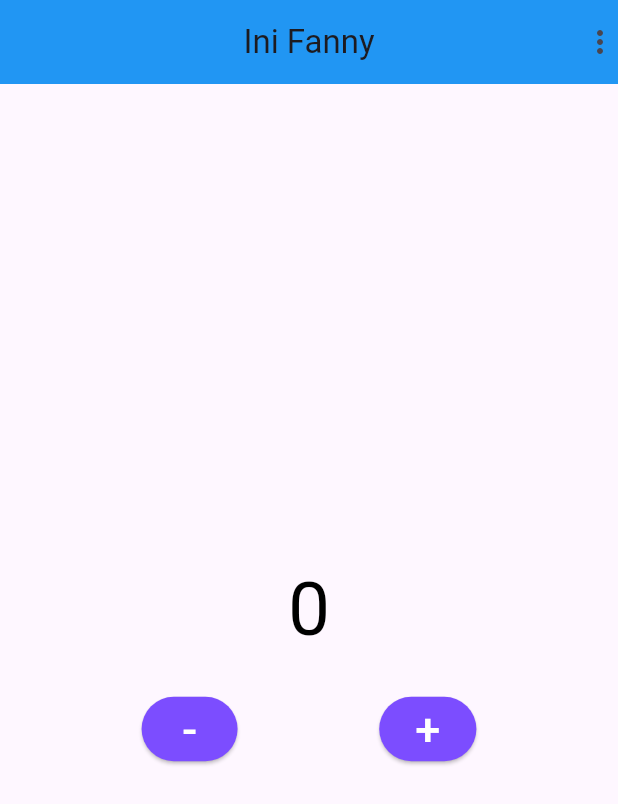
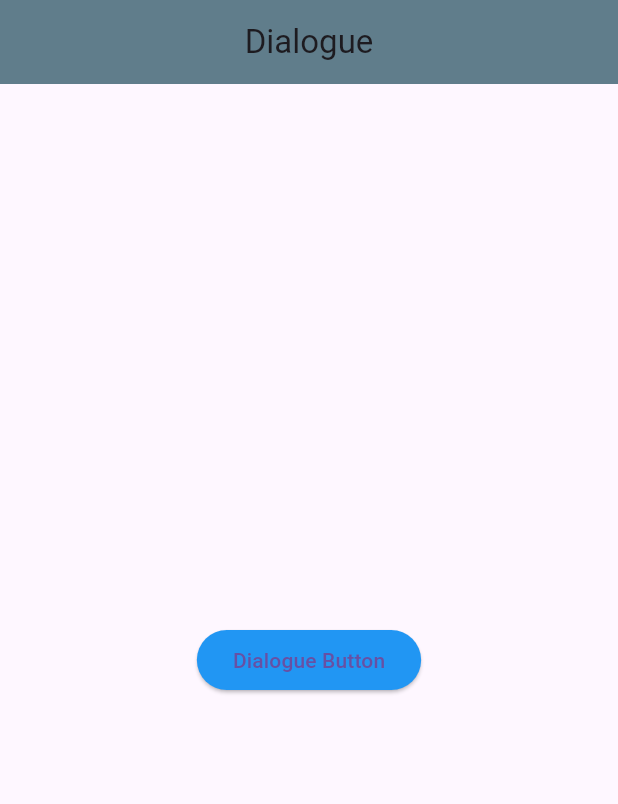
Before and after one commit to fannyHere/Flutter_Section04_MediumWidget, a Flutter app: the screen it shows after launch, on a phone screen of 412 x 824 dp. Shown: the top 804 px of the screen. Run offline on Flutter 3.47's test engine with Material 3 defaults, Android fonts, the phone set to English and light mode, and no system bars.

Commit message:
Section 04 - 02 Dialog

```diff
--- /dev/null
+++ b/lib/02 Dialogue/dialogue.dart
@@ -0,0 +1,97 @@
+import 'package:flutter/material.dart';
+
+class Dialogue extends StatelessWidget {
+  const Dialogue({super.key});
+
+  @override
+  Widget build(BuildContext context) {
+    return Scaffold(
+        appBar: AppBar(
+          title: Text("Dialogue"),
+          backgroundColor: Colors.blueGrey,
+          centerTitle: true,
+        ),
+        body: Center(
+          child: ElevatedButton(
+            //tes 1:
+            // onPressed: () {
+            //   showDialog(
+            //     context: context,
+            //     builder: (context) => Dialog(
+            //       //supaya text nya punya material
+            //       child: Text("halooo"),
+            //     ),
+            //   );
+            // },
+            //tes 2:
+            // onPressed: () {
+            //   showDialog(
+            //     context: context,
+            //     builder: (context) => Text("halooo"),
+            //   );
+            // },
+
+            //tes 3: macam-macam dialogue (1. alertDialogue)
+            onPressed: () {
+              showAboutDialog(context: context, children: [
+                Text("data"),
+              ]);
+              showDialog(
+                context: context,
+                builder: (context) => AlertDialog(
+                  shape: RoundedRectangleBorder(
+                    //buat ngasih bentukan kotak alertnya
+                    //borderRadius: BorderRadius.only(topRight: Radius.Circular(15)), //ini cuma bagian tertentu misalkiri pojoknya
+                    borderRadius: BorderRadius.circular(
+                        50), //iningasih kecekungan kotaknya
+                  ),
+                  //udah ada padding, border radisu dll udah ada
+                  title: Text("bismillah"),
+                  content: Text("gotta bigsallary"),
+                  actions: [
+                    ElevatedButton(onPressed: () {}, child: Text("OKAY")),
+                    ElevatedButton(onPressed: () {}, child: Text("CANCEL")),
+                  ], //ini desc dialogue
+                ),
+              );
+            },
+
+            //tes 4 : macam dialogue make show dialogue cuma parameternya terbatas
+            // onPressed: () {
+            //   showAboutDialog(context: context, children: [
+            //     Text("data"),
+            //   ]);
+            // },
+
+            //tes 5: macam-macam dialogue (2. dialogue biasa dicustom) => gapunya parameter text dan title
+            // onPressed: () {
+            //   showDialog(
+            //     context: context,
+            //     builder: (context) => Dialog(
+            //       //belum ada desain, padding dll (masih banyak PR)
+            //       child: Column(
+            //           mainAxisSize: MainAxisSize
+            //               .min, //supaya ngikutin tes yang masuk kotaknya
+            //           children: [
+            //             Text("bismillah"),
+            //             Text("gotta bigsallary"), //ini desc dialogue
+            //           ]),
+            //     ),
+            //   );
+            // },
+
+            child: Text("Dialogue Button"),
+            style: ButtonStyle(
+              backgroundColor: MaterialStateProperty.resolveWith<Color>(
+                  (Set<MaterialState> states) {
+                if (states.contains(MaterialState.pressed)) {
+                  return Colors.amberAccent;
+                }
+                return Colors.blue;
+              }),
+              //  ((states) => null)),
+            ),
+          ),
+        ));
+  }
+}
--- a/lib/main.dart
+++ b/lib/main.dart
@@ -1,5 +1,5 @@
 import 'package:flutter/material.dart';
-import 'package:section_4/01%20Stateless%20vs%20Stateful/stateless.dart';
+import 'package:section_4/02%20Dialogue/dialogue.dart';
 
 void main() {
   runApp(MyApp());
@@ -12,7 +12,7 @@ class MyApp extends StatelessWidget {
   Widget build(BuildContext context) {
     return MaterialApp(
       debugShowCheckedModeBanner: false,
-      home: Stateless(),
+      home: Dialogue(),
     );
   }
 }
```
Also changed, not shown: lib/01 Stateless vs Stateful/statefull.dart (+5 -2 lines), lib/01 Stateless vs Stateful/stateless.dart (+5 -2 lines).
